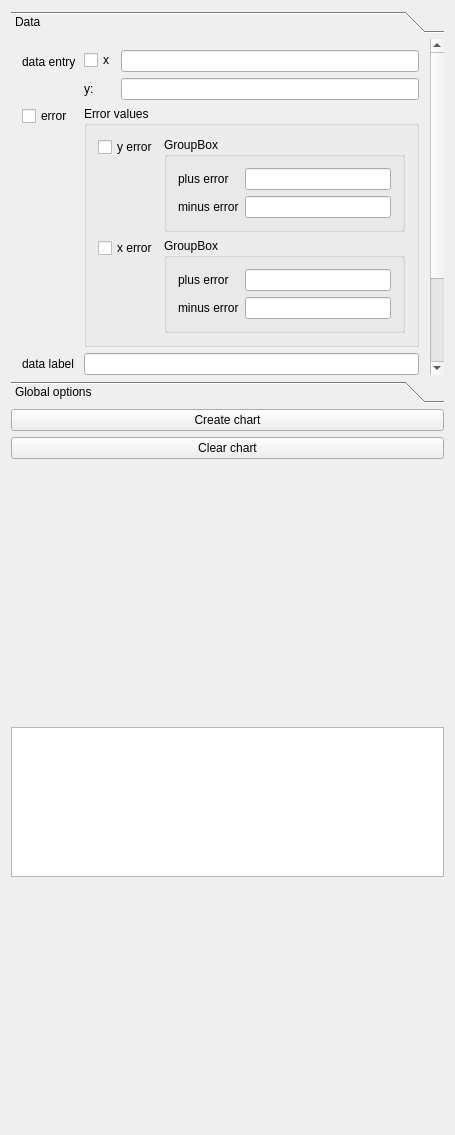
The window that Plugins/org.mitk.gui.qt.chartExample/src/internal/ChartExampleControls.ui (MITK/MITK) describes before a commit, drawn with Qt 5.
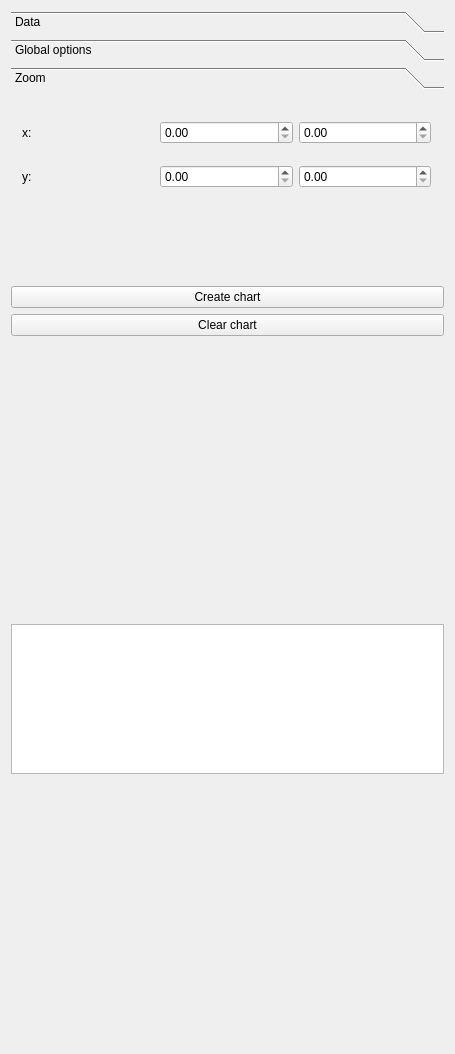
The same window after the commit. The open tabs and pages were chosen to show the change. Custom widgets are drawn as their Qt base class.

Commit message: Added zoom possibility in chartExample plugin

The edit to the form file:
```diff
--- a/Plugins/org.mitk.gui.qt.chartExample/src/internal/ChartExampleControls.ui
+++ b/Plugins/org.mitk.gui.qt.chartExample/src/internal/ChartExampleControls.ui
@@ -7,7 +7,7 @@
     <x>0</x>
     <y>0</y>
     <width>455</width>
-    <height>1135</height>
+    <height>1054</height>
    </rect>
   </property>
   <property name="minimumSize">
@@ -37,7 +37,7 @@
         <x>0</x>
         <y>0</y>
         <width>420</width>
-        <height>417</height>
+        <height>411</height>
        </rect>
       </property>
       <property name="sizePolicy">
@@ -466,6 +466,49 @@
        </item>
       </layout>
      </widget>
+     <widget class="QWidget" name="page_3">
+      <attribute name="label">
+       <string>Zoom</string>
+      </attribute>
+      <widget class="QWidget" name="gridLayoutWidget">
+       <property name="geometry">
+        <rect>
+         <x>0</x>
+         <y>0</y>
+         <width>431</width>
+         <height>121</height>
+        </rect>
+       </property>
+       <layout class="QGridLayout" name="gridLayout">
+        <item row="0" column="0">
+         <widget class="QLabel" name="label_14">
+          <property name="text">
+           <string>x:</string>
+          </property>
+         </widget>
+        </item>
+        <item row="1" column="0">
+         <widget class="QLabel" name="label_15">
+          <property name="text">
+           <string>y:</string>
+          </property>
+         </widget>
+        </item>
+        <item row="0" column="1">
+         <widget class="QDoubleSpinBox" name="m_doubleSpinBox_minZoomX"/>
+        </item>
+        <item row="1" column="1">
+         <widget class="QDoubleSpinBox" name="m_doubleSpinBox_minZoomY"/>
+        </item>
+        <item row="0" column="2">
+         <widget class="QDoubleSpinBox" name="m_doubleSpinBox_maxZoomX"/>
+        </item>
+        <item row="1" column="2">
+         <widget class="QDoubleSpinBox" name="m_doubleSpinBox_maxZoomY"/>
+        </item>
+       </layout>
+      </widget>
+     </widget>
     </widget>
    </item>
    <item>
```
Left out of the diff: 2 changed lines with no effect on the pictures. The commit also changes 2 other files.
